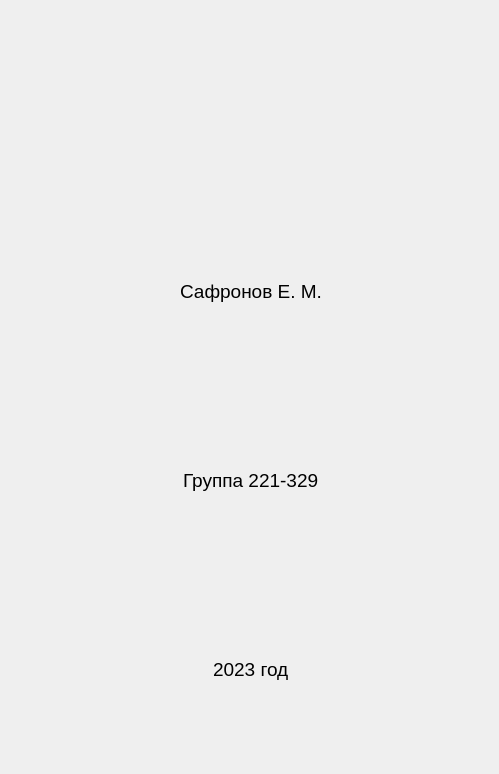
Above: aboutauthor.ui from Rulemore/GameOfLife before the change. Below: the same form after it.
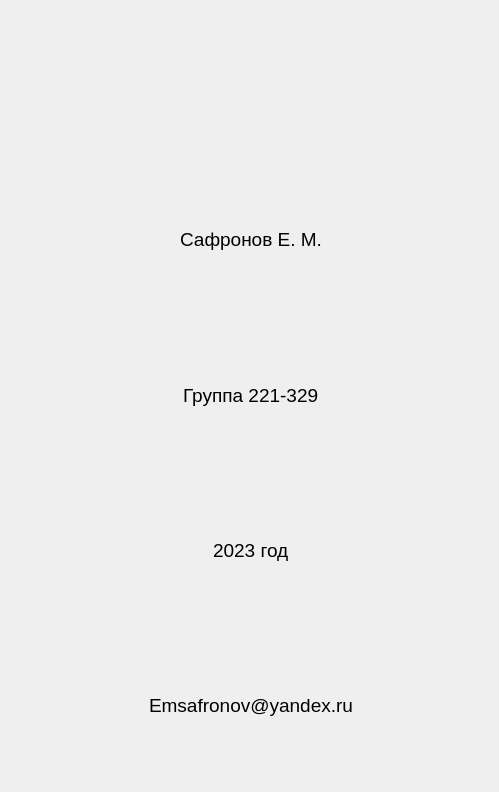
That is the form after the change. Icons and pictures are not drawn.

Commit message: Edited game info and about author info screens

The edit to the form file:
```diff
--- a/aboutauthor.ui
+++ b/aboutauthor.ui
@@ -7,9 +7,15 @@
     <x>0</x>
     <y>0</y>
     <width>499</width>
-    <height>774</height>
+    <height>792</height>
    </rect>
   </property>
+  <property name="maximumSize">
+   <size>
+    <width>499</width>
+    <height>792</height>
+   </size>
+  </property>
   <property name="windowTitle">
    <string>Об авторе</string>
   </property>
@@ -19,7 +25,7 @@
      <x>10</x>
      <y>10</y>
      <width>482</width>
-     <height>751</height>
+     <height>770</height>
     </rect>
    </property>
    <layout class="QVBoxLayout" name="verticalLayout">
@@ -104,6 +110,18 @@
       </property>
      </widget>
     </item>
+    <item alignment="Qt::AlignHCenter">
+     <widget class="QLabel" name="label">
+      <property name="font">
+       <font>
+        <pointsize>14</pointsize>
+       </font>
+      </property>
+      <property name="text">
+       <string>Emsafronov@yandex.ru</string>
+      </property>
+     </widget>
+    </item>
    </layout>
   </widget>
  </widget>
```
The commit also changes 2 other files.
